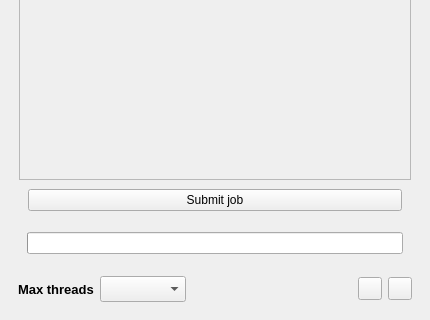
Old version of the form sources/jobman.ui in the repository mikaelsundell/jobman; both pictures show x 0 to 430 and y 380 to 700 of the 430 by 700 pixel window.
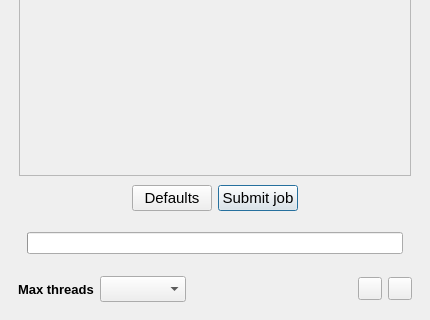
New version of the form. Icons and pictures are not drawn. Custom widgets are drawn as their Qt base class.

```diff
--- a/sources/jobman.ui
+++ b/sources/jobman.ui
@@ -792,13 +792,59 @@
                      </size>
                     </property>
                     <layout class="QHBoxLayout" name="horizontalLayout_2">
+                     <item>
+                      <spacer name="horizontalSpacer_7">
+                       <property name="orientation">
+                        <enum>Qt::Orientation::Horizontal</enum>
+                       </property>
+                       <property name="sizeHint" stdset="0">
+                        <size>
+                         <width>40</width>
+                         <height>20</height>
+                        </size>
+                       </property>
+                      </spacer>
+                     </item>
+                     <item>
+                      <widget class="QPushButton" name="pushButton">
+                       <property name="font">
+                        <font>
+                         <pointsize>11</pointsize>
+                        </font>
+                       </property>
+                       <property name="text">
+                        <string>Defaults</string>
+                       </property>
+                      </widget>
+                     </item>
                      <item>
                       <widget class="QPushButton" name="submit">
+                       <property name="font">
+                        <font>
+                         <pointsize>11</pointsize>
+                        </font>
+                       </property>
                        <property name="text">
                         <string>Submit job</string>
                        </property>
+                       <property name="default">
+                        <bool>true</bool>
+                       </property>
                       </widget>
                      </item>
+                     <item>
+                      <spacer name="horizontalSpacer_8">
+                       <property name="orientation">
+                        <enum>Qt::Orientation::Horizontal</enum>
+                       </property>
+                       <property name="sizeHint" stdset="0">
+                        <size>
+                         <width>40</width>
+                         <height>20</height>
+                        </size>
+                       </property>
+                      </spacer>
+                     </item>
                     </layout>
                    </widget>
                   </item>
```
Left out of the diff: 2 changed lines with no effect on the pictures.
